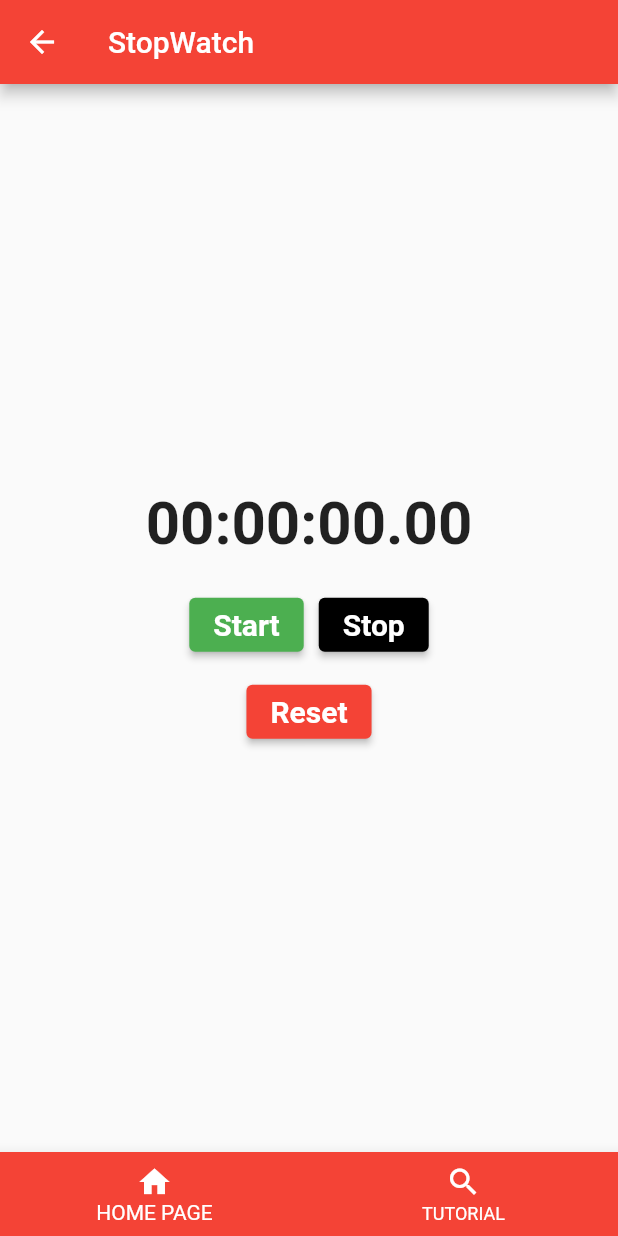
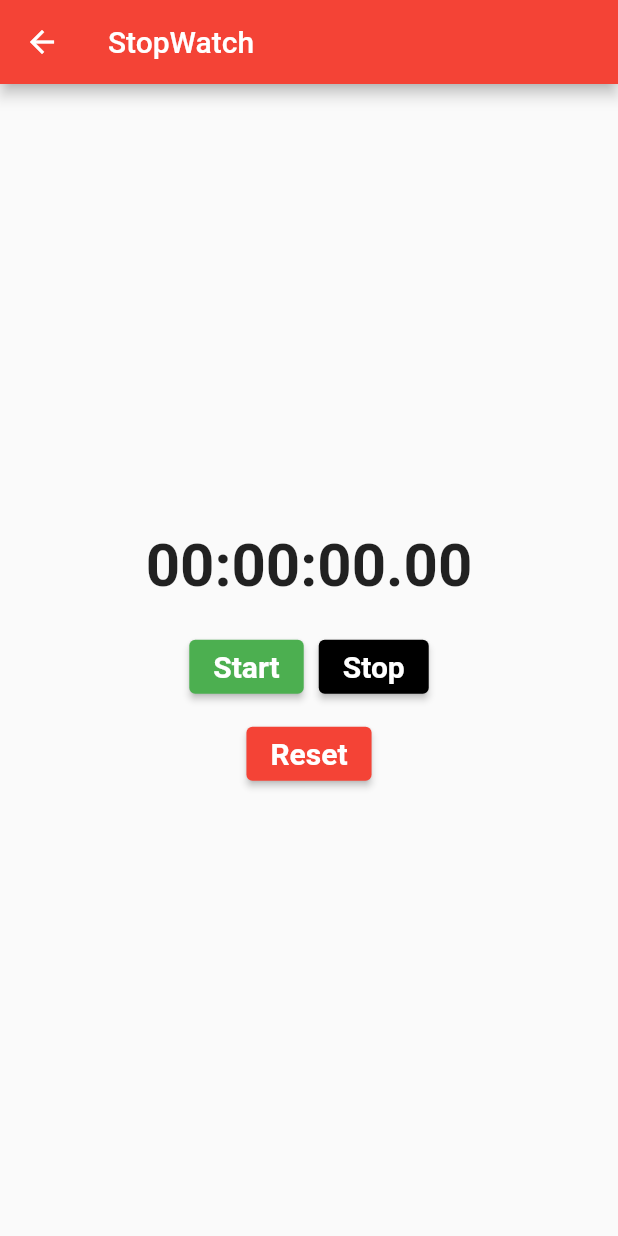
Before and after one commit to AbdiDR/tugas4_TPM, a Flutter app: the StopwatchPage screen opened directly with empty values, on a phone screen of 412 x 824 dp. Run offline on Flutter 3.47's test engine with Material 2 defaults, Android fonts, the phone set to English and light mode, and no system bars; our stand-ins replace stop_watch_timer; network calls fail.

Commit message:
minor change

```diff
--- a/lib/home_page.dart
+++ b/lib/home_page.dart
@@ -54,7 +54,7 @@ class _HomePageState extends State<HomePage> {
                   },
                   style: ElevatedButton.styleFrom(
                     padding: const EdgeInsets.symmetric(
-                        horizontal: 40.0, vertical: 40.0),
+                        horizontal: 50.0, vertical: 40.0),
                     primary: Colors.red,
                   ),
                   icon: const Icon(Icons.account_box),  //icon data for elevated button
@@ -82,7 +82,7 @@ class _HomePageState extends State<HomePage> {
                   },
                   style: ElevatedButton.styleFrom(
                     padding: const EdgeInsets.symmetric(
-                        horizontal: 40.0, vertical: 40.0),
+                        horizontal: 60.0, vertical: 40.0),
                     primary: Colors.red,
                   ),
                   icon: const Icon(Icons.book),  //icon data for elevated button
@@ -96,7 +96,7 @@ class _HomePageState extends State<HomePage> {
                   },
                   style: ElevatedButton.styleFrom(
                     padding: const EdgeInsets.symmetric(
-                        horizontal: 40.0, vertical: 40.0),
+                        horizontal: 70.0, vertical: 40.0),
                     primary: Colors.red,
                   ),
                   icon: const Icon(Icons.favorite),  //icon data for elevated button
--- a/lib/stopwatch_page.dart
+++ b/lib/stopwatch_page.dart
@@ -1,7 +1,5 @@
 import 'package:flutter/material.dart';
 import 'package:stop_watch_timer/stop_watch_timer.dart';
-import 'home_page.dart';
-import 'tutorial_page.dart';
 
 class StopwatchPage extends StatefulWidget {
   final String username;
@@ -69,26 +67,6 @@ class _MyAppState extends State<StopwatchPage> {
           ],
         ),
       ),
-      bottomNavigationBar: BottomNavigationBar(
-        selectedItemColor: Colors.white, // set the color of the selected icon
-        unselectedItemColor: Colors.white,// set the color of the unselected icons
-        backgroundColor: Colors.red,
-        onTap: (value) {
-          if (value == 0) Navigator.push(context, MaterialPageRoute(builder: (context)=> HomePage(username: widget.username))) ;
-          if (value == 1) Navigator.push(context, MaterialPageRoute(builder: (context)=> TutorPage(username: widget.username))) ;
-        },
-
-        items: const <BottomNavigationBarItem>[
-          BottomNavigationBarItem(
-            icon: Icon(Icons.home),
-            label: 'HOME PAGE',
-          ),
-          BottomNavigationBarItem(
-            icon: Icon(Icons.search),
-            label: 'TUTORIAL',
-          ),
-        ],
-      ),
     );
   }
 
--- a/lib/tutorial_page.dart
+++ b/lib/tutorial_page.dart
@@ -32,10 +32,7 @@ class TutorPage extends StatelessWidget {
         crossAxisAlignment: CrossAxisAlignment.start,
         children: const [
           SizedBox(height: 16),
-          Text('Welcome to our app,'
-              ' This application is an assignment for the IF-H class mobile programming techniques course.'
-              ' In this application you have several functions, starting from login page'
-              ' On the login page the user must enter the correct username and password to proceed to the next page.'),
+          Text('Selamat datang di aplikasi Stopwatch dan Penyedia Link situs'),
           SizedBox(height: 20),
           Text(
             'The next page is the main menu page where there will be 4 choices of feature pages and at the bottom there will be 3 other page choices ',
```
Also changed, not shown: lib/daftar_anggota.dart (+0 -37 lines), lib/favorit.dart (+2 -37 lines), lib/situs_rekomendasi.dart (+3 -38 lines).
